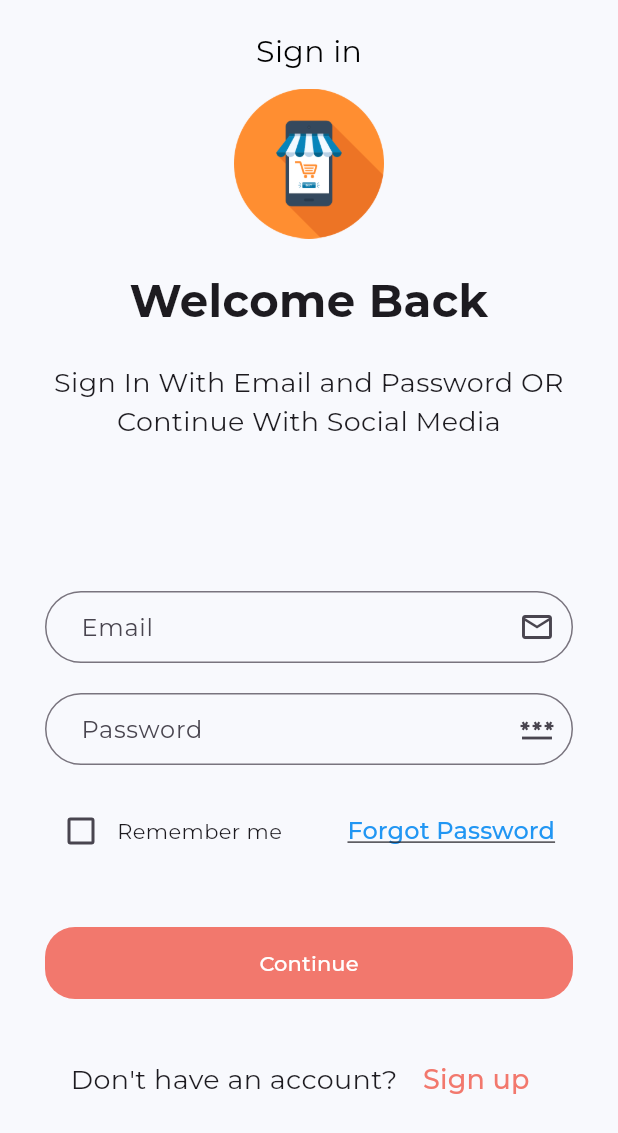
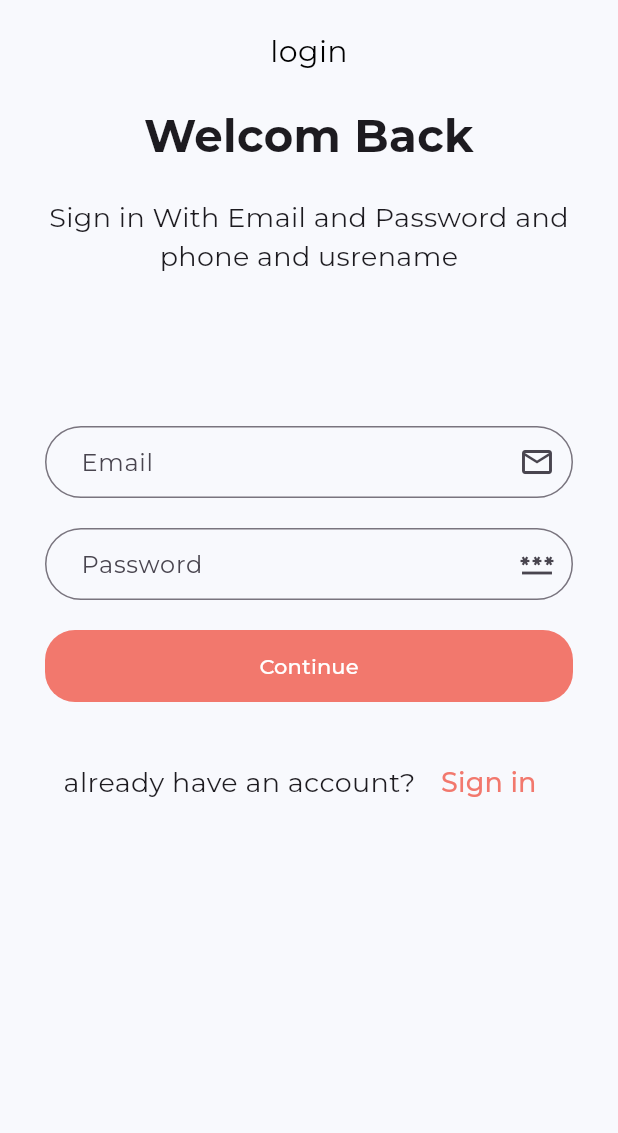
Before and after one commit to Ezzat200/E-commerce-app, a Flutter app: the LoginScreen screen opened by its route, on a phone screen of 412 x 824 dp. Shown: the top 1133 px of the screen. Run offline on Flutter 3.47's test engine with Material 3 defaults, Android fonts, the phone set to English and light mode, and no system bars; our stand-ins replace bloc, dartz, dio, flutter_bloc, flutter_otp_text_field, get and 3 more; accounts and stored records are empty; project files that could hold a hidden picture were left out.

Commit message:
add user model and sign in cubit and sign in state

```diff
--- a/lib/core/constant/imageasset.dart
+++ b/lib/core/constant/imageasset.dart
@@ -3,6 +3,12 @@ class AppImage{
   static const String onbordingImageTow='assets/images/two.PNG';
   static const String onbordingImageThree='assets/images/three.PNG';
   static const String onbordingImageFour='assets/images/nodata.gif';
+  static const String server='assets/lottie/server.json';
+  static const String cart='assets/lottie/cart.json';
+  static const String offline='assets/lottie/offline.json';
+  static const nodata ='/assets/lottie/nodata.json';
+
+
 
 
 }
--- a/lib/core/constant/link.dart
+++ b/lib/core/constant/link.dart
@@ -1 +1,3 @@
-const  linkServer = 'http://10.0.2.2/e_commerce_app/functions.php';
+const  linkServer = 'http://10.0.2.2/e_commerce_app';
+const linkTets = "$linkServer/test.php";
+const linklogin = "http://10.0.2.2/e_commerce_app/auth/login.php";
--- a/lib/view/screens/auth/view/loginscreen.dart
+++ b/lib/view/screens/auth/view/loginscreen.dart
@@ -1,124 +1,82 @@
-import 'package:e_commerce_app/core/functions/aletrExit.dart';
 import 'package:e_commerce_app/core/utils/approuter.dart';
 import 'package:e_commerce_app/view/widgets/auth/customButtonAuth.dart';
+import 'package:e_commerce_app/view/widgets/auth/customTextBodyAuth.dart';
 import 'package:e_commerce_app/view/widgets/auth/customTetxTitleAuth.dart';
-import 'package:e_commerce_app/view/widgets/auth/customTextBodyAuth.dart';
 import 'package:e_commerce_app/view/widgets/auth/customTextField.dart';
 import 'package:e_commerce_app/view/widgets/auth/customTextSignupOrSignin.dart';
 import 'package:flutter/material.dart';
 import 'package:go_router/go_router.dart';
-import 'package:rflutter_alert/rflutter_alert.dart';
+
 
 class LoginScreen extends StatelessWidget {
   const LoginScreen({super.key});
 
   @override
   Widget build(BuildContext context) {
-    // Separate controllers for email and password fields
-    TextEditingController emailController = TextEditingController();
-    TextEditingController passwordController = TextEditingController();
-
-    return Scaffold(
+    return  Scaffold(
       body: SafeArea(
-        child: SingleChildScrollView( // Use SingleChildScrollView to avoid overflow
         child: Padding(
          padding: const EdgeInsets.symmetric(horizontal: 30),
+          child: SingleChildScrollView(
             child: Column(
-              children: [
-                const SizedBox(height: 20),
+              children:[
+                const SizedBox(height: 20,),
                 const Row(
                   mainAxisAlignment: MainAxisAlignment.center,
-                  children: [
-                    Text(
-                      'Sign in',
-                      style: TextStyle(fontSize: 20, color: Colors.black),
+                  children:[
+
+                      Text('login', style: TextStyle(fontSize: 20, color: Colors.black),)
+                  ]
                 ),
-                  ],
-                ),
-                const SizedBox(height: 10),
-                Container(
-                  child: Image.asset(
-                    'assets/images/logo.png',
-                    width: 100,
-                  ),
-                ),
-                const SizedBox(height: 20),
-                const CustomTextTitleAuth(titleText: 'Welcome Back'),
-                const SizedBox(height: 20),
-                const CustomTextBodyAuth(
-                  tetxBody: 'Sign In With Email and Password OR Continue With Social Media',
-                ),
-                const SizedBox(height: 100),
-                CustomTextField(
-                  controller: emailController, // Separate controller for email
-                  hintText: 'Enter Your Email',
-                  labelText: 'Email',
-                  iconData: Icons.email_outlined,
-                ),
-                const SizedBox(height: 20),
-                CustomTextField(
-                  controller: passwordController, // Separate controller for password
-                  hintText: 'Enter Your Password',
-                  labelText: 'Password',
-                  iconData: Icons.password,
-                ),
-                const SizedBox(height: 20),
-                Row(
-                  mainAxisAlignment: MainAxisAlignment.spaceBetween,
-                  children: [
-                    Row(
-                      children: [
-                        Checkbox(value: false, onChanged: (value) {}),
-                        const Text('Remember me'),
-                      ],
-                    ),
-                    TextButton(
-                      onPressed: () {
-                        context.go(Approuter.KFrogetPassword);
-                      },
-                      child: const Text(
-                        style: TextStyle(
-                          color: Colors.blue,
-                          fontSize: 16,
-                          decoration: TextDecoration.underline,
-                        ),
-                        'Forgot Password',
-                      ),
-                    ),
-                  ],
-                ),
-                const SizedBox(height: 40),
+
+                const SizedBox(height: 20,),
+
+
+
+                        const CustomTextTitleAuth(titleText: 'Welcom Back',),
+                    const SizedBox(height: 20,),
+
+                    const CustomTextBodyAuth(tetxBody: 'Sign in With Email and Password and phone and usrename ' ,),
+
+                    const SizedBox(height: 100,),
+
+
+                        const CustomTextField(hintText: 'create Your Email',labelText: 'Email',iconData: Icons.email_outlined,),
+                      const SizedBox(height: 20,),
+                      const CustomTextField(hintText: 'create Your Password',labelText: 'Password',iconData: Icons.password  ,),
+                const SizedBox(height: 20,),
+
+
+
                       CustomButtonAuth(
                         onPressed: () {
-                    // Add your logic here
-                    },
-                  name: 'Continue',
-                ),
-                const SizedBox(height: 30),
-                CustomTextSignupOrSignin(
-                  textOne: 'Don\'t have an account? ',
-                  textTwo: 'Sign up',
-                  onPressed: () {
-                       Alert(
-                      context: context,
-                      title: 'Login',
-                      content: Text('Custom Alert Content Here'),
-                      buttons: [
-                        DialogButton(
-                          child: Text('Continue'),
-                          onPressed: () =>
-                    context.go(Approuter.KSignUpScreen)
-                        ),
-                      ],
-                    ).show();
+                      context.go(Approuter.KSuccessSignup);
 
                         },
-                ),
-              ],
+                        name: 'Continue',),
+
+
+
+                    const SizedBox(height: 30,),
+                   CustomTextSignupOrSignin(
+                    textOne: 'already have an account? ',
+                    textTwo: 'Sign in',
+            onPressed: () {
+                      context.go(Approuter.KLoginScreen);
+
+            },
+                   )
+
+
+
+              ]
              ),
           ),
         ),
-      ),
+      )
+
+
       );
+
   }
 }
--- a/pubspec.yaml
+++ b/pubspec.yaml
@@ -57,10 +57,12 @@ dependencies:
   google_maps_flutter: ^2.9.0
   google_sign_in: ^6.2.1
   grouped_list: ^6.0.0
+  http: ^1.2.2
   image_picker: ^1.1.2
   image_pickers: ^2.0.5+2
   intl: ^0.19.0
   jiffy: ^6.3.1
+  lottie: ^3.1.3
   path: ^1.9.0
   qr_flutter: ^4.1.0
   responsive_builder: ^0.7.1
@@ -89,6 +91,8 @@ flutter:
     - assets/images/
     - assets/fonts/
     - assets/lang/
+    - assets/lottie/
+
   #   - images/a_dot_ham.jpeg
   # An image asset can refer to one or more resolution-specific "variants", see
   # https://flutter.dev/assets-and-images/#resolution-aware
```
Also changed, not shown: lib/controller/manager/signup/cubit/sign_up_cubit.dart (added, +32 -0 lines), lib/controller/manager/signup/cubit/sign_up_state.dart (added, +18 -0 lines), lib/core/functions/api.dart (+29 -26 lines), lib/data/model/auth/usermodel/user.dart (added, +76 -0 lines), lib/view/screens/auth/view/signupScreen.dart (+90 -50 lines), lib/view/screens/test.dart (added, +52 -0 lines), pubspec.lock, 2 other files. Lines whose indentation alone changed are shown as unchanged.
